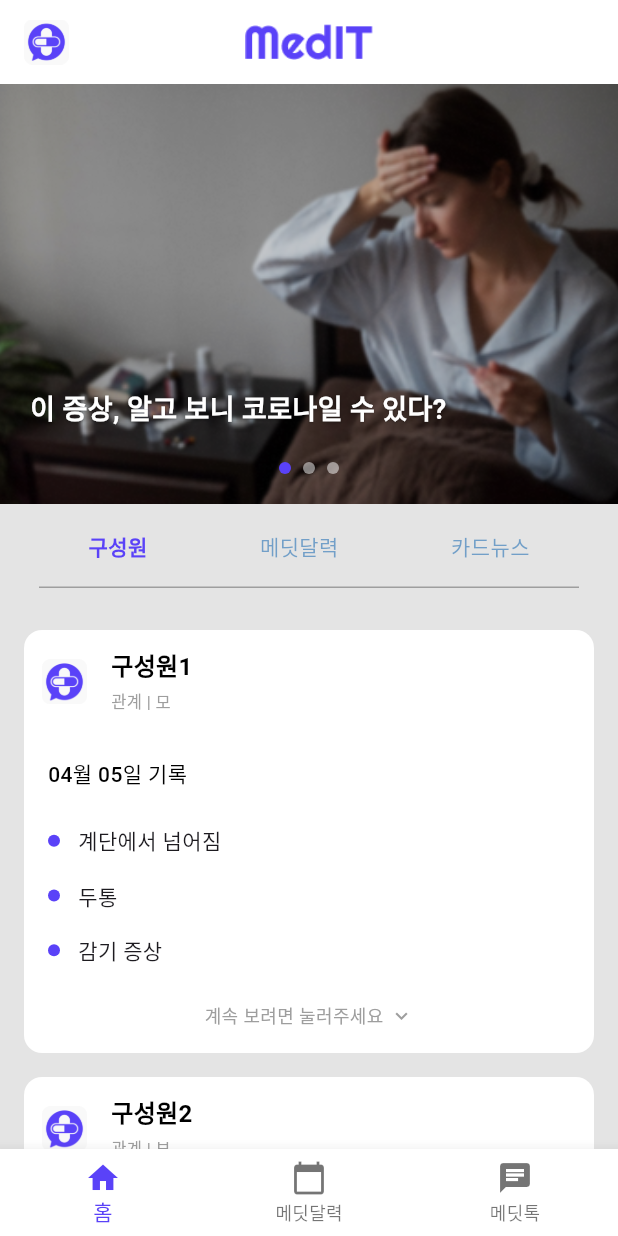
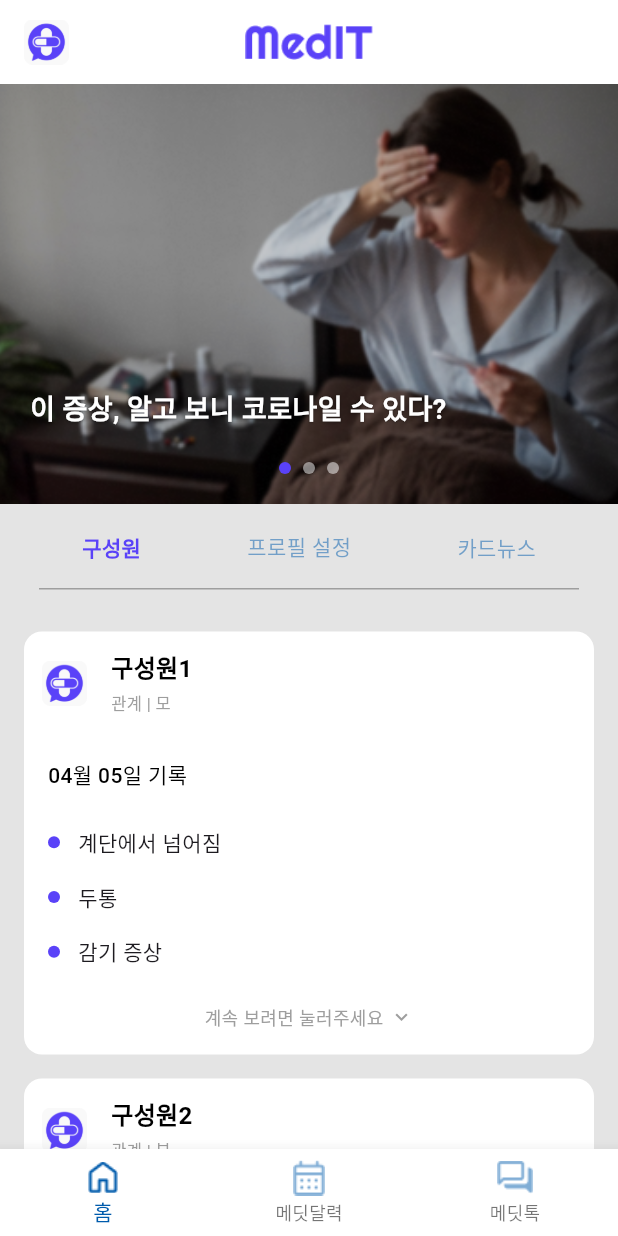
Before and after one commit to sb8919/STDEV2025_18TEAM_FrontEnd, a Flutter app: the HomeScreen screen opened directly, on a phone screen of 412 x 824 dp. Run offline on Flutter 3.47's test engine with Material 3 defaults, Android fonts, the phone set to English and light mode, and no system bars; our stand-ins replace shared_preferences; accounts and stored records are empty; project files that could hold a hidden picture were left out.

Commit message:
(refactor) HomeScreen 및 NavigationBar 수정

```diff
--- a/lib/screens/home_screen.dart
+++ b/lib/screens/home_screen.dart
@@ -1,8 +1,9 @@
 import 'package:flutter/material.dart';
 import 'member_screen.dart';
 import 'profile_screen.dart';
+import 'card_news_screen.dart';
 import 'calendar_screen.dart';
-import 'card_news_screen.dart';
+import 'chat_screen.dart';
 import '../components/card_slider.dart';
 import '../constants/card_data.dart';
 import '../constants/app_colors.dart';
@@ -16,90 +17,108 @@ class HomeScreen extends StatefulWidget {
 
 class _HomeScreenState extends State<HomeScreen> {
   int _selectedTab = 0;
+  int _bottomNavIndex = 0;
 
   final List<Widget> _screens = [
     const MemberScreen(),
+    const ProfileScreen(),
+    const CardNewsScreen(),
+  ];
+
+  final List<Widget> _bottomScreens = [
+    const HomeScreen(),
     const CalendarScreen(),
-    const CardNewsScreen(),
+    const ChatScreen(),
   ];
 
   @override
   Widget build(BuildContext context) {
     return Scaffold(
       backgroundColor: AppColors.scaffoldBackground,
-      appBar: _selectedTab == 0 ? _buildAppBar() : null,
-      body: Column(
-        children: [
-          if (_selectedTab == 0) ...[
-            CardSlider(cardData: cardData),
-            Container(
-              padding: const EdgeInsets.symmetric(vertical: 10),
-              child: Row(
-                mainAxisAlignment: MainAxisAlignment.spaceEvenly,
-                children: [
-                  _buildTab(0, '구성원'),
-                  _buildTab(1, '메딧달력'),
-                  _buildTab(2, '카드뉴스'),
-                ],
-              ),
+      appBar: AppBar(
+        backgroundColor: AppColors.background,
+        elevation: 0,
+        automaticallyImplyLeading: false,
+        title: Stack(
+          alignment: Alignment.center,
+          children: [
+            Align(
+              alignment: Alignment.centerLeft,
+              child: Image.asset('assets/images/logos/logo.png', height: 30),
             ),
-            Container(
-              padding: const EdgeInsets.symmetric(horizontal: 26),
-              child: Divider(
-                color: AppColors.dividerColor,
-                thickness: 1,
-                height: 0,
-              ),
+            Center(
+              child: Image.asset('assets/images/logos/text_logo.png', height: 24),
             ),
           ],
-          Expanded(
-            child: _screens[_selectedTab],
-          ),
-        ],
+        ),
       ),
+      body: _bottomNavIndex == 0
+          ? Column(
+              children: [
+                CardSlider(cardData: cardData),
+                Container(
+                  padding: const EdgeInsets.symmetric(vertical: 10),
+                  child: Row(
+                    mainAxisAlignment: MainAxisAlignment.spaceEvenly,
+                    children: [
+                      _buildTab(0, '구성원'),
+                      _buildTab(1, '프로필 설정'),
+                      _buildTab(2, '카드뉴스'),
+                    ],
+                  ),
+                ),
+                Container(
+                  padding: const EdgeInsets.symmetric(horizontal: 26),
+                  child: Divider(
+                    color: AppColors.dividerColor,
+                    thickness: 1,
+                    height: 0,
+                  ),
+                ),
+                Expanded(
+                  child: _screens[_selectedTab],
+                ),
+              ],
+            )
+          : _bottomScreens[_bottomNavIndex],
       bottomNavigationBar: BottomNavigationBar(
         backgroundColor: AppColors.background,
-        items: const [
+        items: [
           BottomNavigationBarItem(
-            icon: Icon(Icons.home),
+            icon: Image.asset(
+              'assets/images/navigation/home.png',
+              width: 24,
+              height: 24,
+              color: _bottomNavIndex == 0 ? AppColors.secondary : AppColors.secondary.withOpacity(0.5),
+            ),
             label: '홈',
           ),
           BottomNavigationBarItem(
-            icon: Icon(Icons.calendar_today),
+            icon: Image.asset(
+              'assets/images/navigation/calendar.png',
+              width: 24,
+              height: 24,
+              color: _bottomNavIndex == 1 ? AppColors.secondary : AppColors.secondary.withOpacity(0.5),
+            ),
             label: '메딧달력',
           ),
           BottomNavigationBarItem(
-            icon: Icon(Icons.chat),
+            icon: Image.asset(
+              'assets/images/navigation/chat.png',
+              width: 24,
+              height: 24,
+              color: _bottomNavIndex == 2 ? AppColors.secondary : AppColors.secondary.withOpacity(0.5),
+            ),
             label: '메딧톡',
           ),
         ],
-        currentIndex: _selectedTab,
-        selectedItemColor: AppColors.primary,
+        currentIndex: _bottomNavIndex,
+        selectedItemColor: AppColors.secondary,
         onTap: (index) {
           setState(() {
-            _selectedTab = index;
+            _bottomNavIndex = index;
           });
         },
-      ),
-    );
-  }
-
-  AppBar _buildAppBar() {
-    return AppBar(
-      backgroundColor: AppColors.background,
-      elevation: 0,
-      automaticallyImplyLeading: false,
-      title: Stack(
-        alignment: Alignment.center,
-        children: [
-          Align(
-            alignment: Alignment.centerLeft,
-            child: Image.asset('assets/images/logos/logo.png', height: 30),
-          ),
-          Center(
-            child: Image.asset('assets/images/logos/text_logo.png', height: 24),
-          ),
-        ],
       ),
     );
   }
```
Also changed, not shown: lib/main.dart (+15 -24 lines), lib/screens/chat_screen.dart (added, +22 -0 lines), pubspec.yaml (+12 -9 lines), assets/images/navigation/calendar.png (added), assets/images/navigation/chat.png (added), assets/images/navigation/home.png (added), pubspec.lock.
